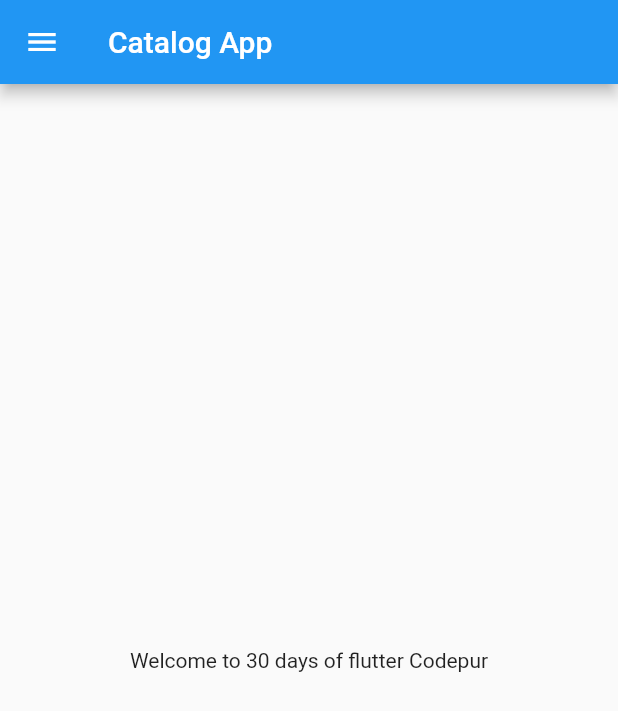
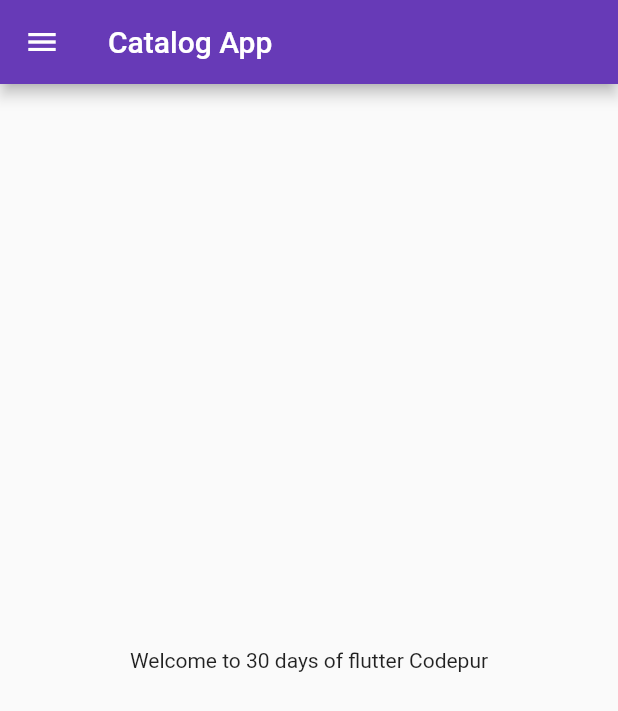
Before and after one commit to Vikrant-Vasu/Catalog-App, a Flutter app: the screen it shows after launch, on a phone screen of 412 x 824 dp. Shown: the top 711 px of the screen. Run offline on Flutter 3.47's test engine with Material 2 defaults, Android fonts, the phone set to English and light mode, and no system bars.

Commit message:
Day 3 completed

```diff
--- a/lib/main.dart
+++ b/lib/main.dart
@@ -1,5 +1,6 @@
 import 'package:flutter/material.dart';
-import 'package:flutter_catalog/home_page.dart';
+import 'package:flutter_catalog/pages/home_page.dart';
+import 'package:flutter_catalog/pages/login_page.dart';
 
 void main() {
   runApp(MyApp());
@@ -10,11 +11,21 @@ class MyApp extends StatelessWidget {
 
   @override
   Widget build(BuildContext context) {
+    return MaterialApp(
 
-
-
-    return MaterialApp(
-      home: HomePage(),
+      themeMode: ThemeMode.light,
+      theme: ThemeData(
+        primarySwatch: Colors.deepPurple
+      ) ,
+      darkTheme: ThemeData(
+        brightness: Brightness.dark,
+      ),
+      initialRoute: "/home",
+      routes: {
+        "/":(context) => LoginPage(),
+        "/home":(context) => HomePage(),
+        "/login":(context) => LoginPage()
+      },
     );
   }
 }
```
Also changed, not shown: lib/pages/login_page.dart (added, +21 -0 lines), lib/pages/home_page.dart (renamed from lib/home_page.dart).
